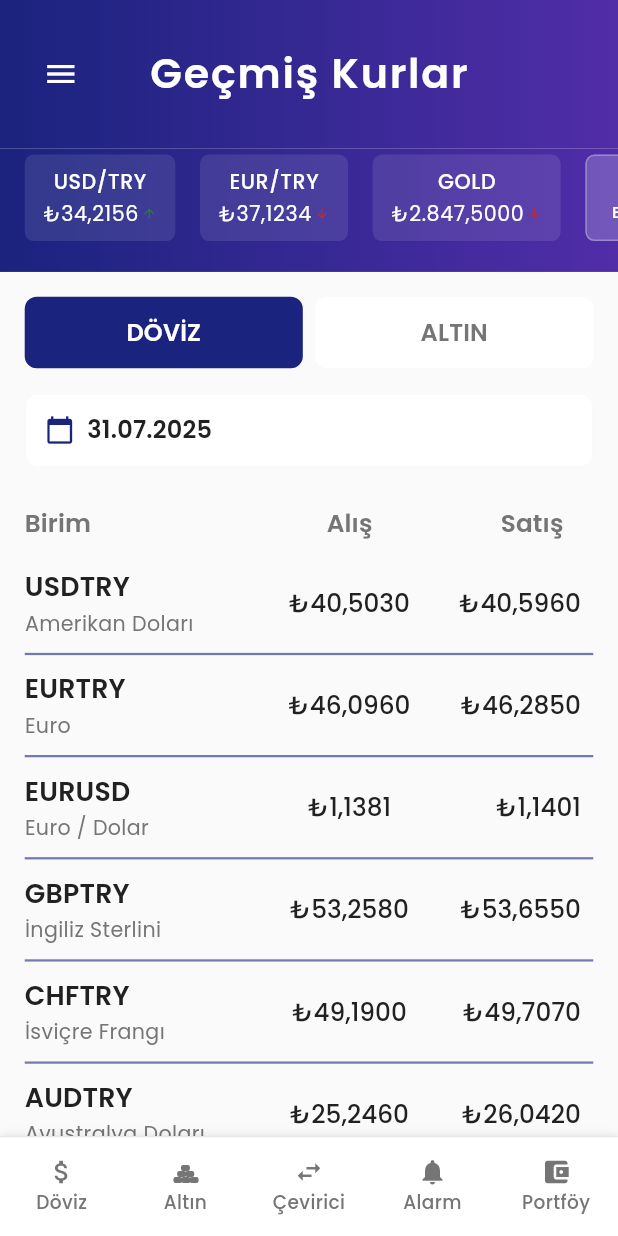
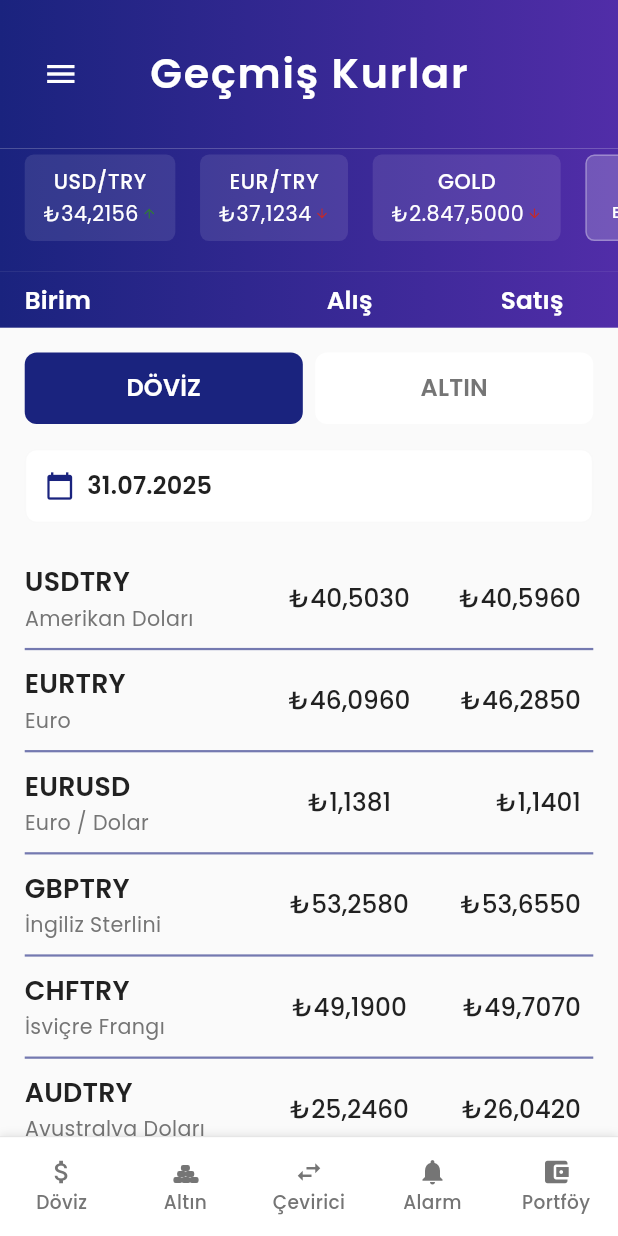
Before and after one commit to PoyrazV/zerda-gold-flutter, a Flutter app: the GecmisKurlarScreen screen opened by its route, on a phone screen of 412 x 824 dp. Run offline on Flutter 3.47's test engine with Material 3 defaults, Android fonts, the phone set to English and light mode, and no system bars; our stand-ins replace cached_network_image, connectivity_plus, fl_chart, flutter_svg, fluttertoast, google_fonts and 1 more; network calls fail.

Commit message:
Standardize ZERDA branding and table headers across all screens
- Align ZERDA text positioning with consistent textTopPadding values
- Standardize table header styling with AppTheme gradient backgrounds
- Move table headers to proper positions below price tickers
- Update text colors for gradient backgrounds (white text on dark backgrounds)
- Ensure consistent visual hierarchy across Dashboard, Gold, Converter, Alerts, Portfolio, Historical Rates, and Sarrafiye screens

🤖 Generated with [Claude Code](https://claude.ai/code)

Co-Authored-By: Claude <noreply@anthropic.com>

```diff
--- a/lib/presentation/currency_converter_screen/currency_converter_screen.dart
+++ b/lib/presentation/currency_converter_screen/currency_converter_screen.dart
@@ -199,7 +199,7 @@ class _CurrencyConverterScreenState extends State<CurrencyConverterScreen>
       body: Column(
         children: [
           // Header with ZERDA branding
-          const AppHeader(),
+          AppHeader(textTopPadding: 1.0.h),
 
           // Price ticker
           _buildPriceTicker(),
--- a/lib/presentation/dashboard_screen/dashboard_screen.dart
+++ b/lib/presentation/dashboard_screen/dashboard_screen.dart
@@ -239,7 +239,7 @@ class _DashboardScreenState extends State<DashboardScreen>
       body: Column(
         children: [
           // Header with ZERDA branding
-          AppHeader(textTopPadding: 1.0.h),
+          AppHeader(textTopPadding: 3.0.h),
 
           // Price ticker
           const PriceTicker(),
--- a/lib/presentation/gecmis_kurlar_screen/gecmis_kurlar_screen.dart
+++ b/lib/presentation/gecmis_kurlar_screen/gecmis_kurlar_screen.dart
@@ -216,6 +216,9 @@ class _GecmisKurlarScreenState extends State<GecmisKurlarScreen>
             // Price ticker
             _buildPriceTicker(),
 
+            // Table header
+            _buildTableHeader(),
+
             // Main content
             Expanded(
               child: SingleChildScrollView(
@@ -228,9 +231,6 @@ class _GecmisKurlarScreenState extends State<GecmisKurlarScreen>
                     _buildControls(),
 
                     SizedBox(height: 2.h),
-
-                    // Header section with table headers
-                    _buildTableHeader(),
 
                     // Historical rates list
                     _buildHistoricalRatesList(),
@@ -578,7 +578,17 @@ class _GecmisKurlarScreenState extends State<GecmisKurlarScreen>
 
   Widget _buildTableHeader() {
     return Container(
-      padding: EdgeInsets.symmetric(horizontal: 4.w, vertical: 1.h),
+      padding: EdgeInsets.symmetric(horizontal: 4.w, vertical: 0.8.h),
+      decoration: BoxDecoration(
+        gradient: LinearGradient(
+          colors: [
+            AppTheme.lightTheme.colorScheme.primary,
+            AppTheme.lightTheme.colorScheme.primaryContainer,
+          ],
+          begin: Alignment.centerLeft,
+          end: Alignment.centerRight,
+        ),
+      ),
       child: Row(
         children: [
           Expanded(
@@ -587,7 +597,7 @@ class _GecmisKurlarScreenState extends State<GecmisKurlarScreen>
               'Birim',
               textAlign: TextAlign.left,
               style: AppTheme.lightTheme.textTheme.titleSmall?.copyWith(
-                color: AppTheme.textSecondaryLight,
+                color: Colors.white,
                 fontSize: 12.sp,
                 fontWeight: FontWeight.w600,
               ),
@@ -599,7 +609,7 @@ class _GecmisKurlarScreenState extends State<GecmisKurlarScreen>
               'Alış',
               textAlign: TextAlign.center,
               style: AppTheme.lightTheme.textTheme.titleSmall?.copyWith(
-                color: AppTheme.textSecondaryLight,
+                color: Colors.white,
                 fontSize: 12.sp,
                 fontWeight: FontWeight.w600,
               ),
@@ -613,7 +623,7 @@ class _GecmisKurlarScreenState extends State<GecmisKurlarScreen>
                 'Satış',
                 textAlign: TextAlign.center,
                 style: AppTheme.lightTheme.textTheme.titleSmall?.copyWith(
-                  color: AppTheme.textSecondaryLight,
+                  color: Colors.white,
                   fontSize: 12.sp,
                   fontWeight: FontWeight.w600,
                 ),
--- a/lib/presentation/gold_coin_prices_screen/gold_coin_prices_screen.dart
+++ b/lib/presentation/gold_coin_prices_screen/gold_coin_prices_screen.dart
@@ -288,7 +288,7 @@ class _GoldCoinPricesScreenState extends State<GoldCoinPricesScreen>
       body: Column(
         children: [
           // Header with ZERDA branding
-          AppHeader(textTopPadding: 1.0.h),
+          AppHeader(textTopPadding: 3.0.h),
 
           // Price ticker
           _buildPriceTicker(),
--- a/lib/presentation/portfolio_management_screen/portfolio_management_screen.dart
+++ b/lib/presentation/portfolio_management_screen/portfolio_management_screen.dart
@@ -150,7 +150,7 @@ class _PortfolioManagementScreenState extends State<PortfolioManagementScreen>
       body: Column(
         children: [
           // Header with ZERDA branding
-          const AppHeader(),
+          AppHeader(textTopPadding: 1.0.h),
 
           // Price ticker
           _buildPriceTicker(),
--- a/lib/presentation/price_alerts_screen/price_alerts_screen.dart
+++ b/lib/presentation/price_alerts_screen/price_alerts_screen.dart
@@ -154,7 +154,7 @@ class _PriceAlertsScreenState extends State<PriceAlertsScreen>
       body: Column(
         children: [
           // Header with ZERDA branding
-          const AppHeader(),
+          AppHeader(textTopPadding: 1.0.h),
 
           // Price ticker
           _buildPriceTicker(),
```
Also changed, not shown: lib/presentation/sarrafiye_iscilik_screen/sarrafiye_iscilik_screen.dart (+14 -4 lines).
